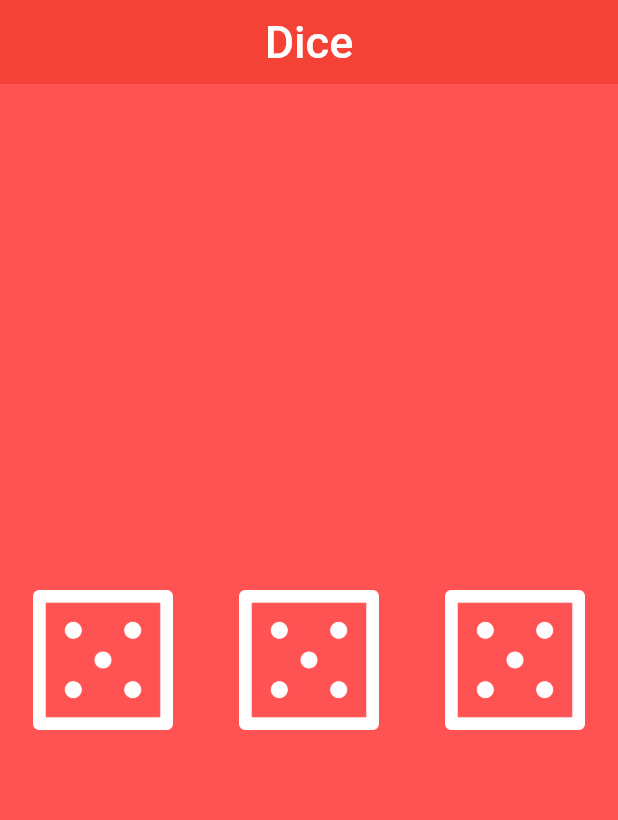
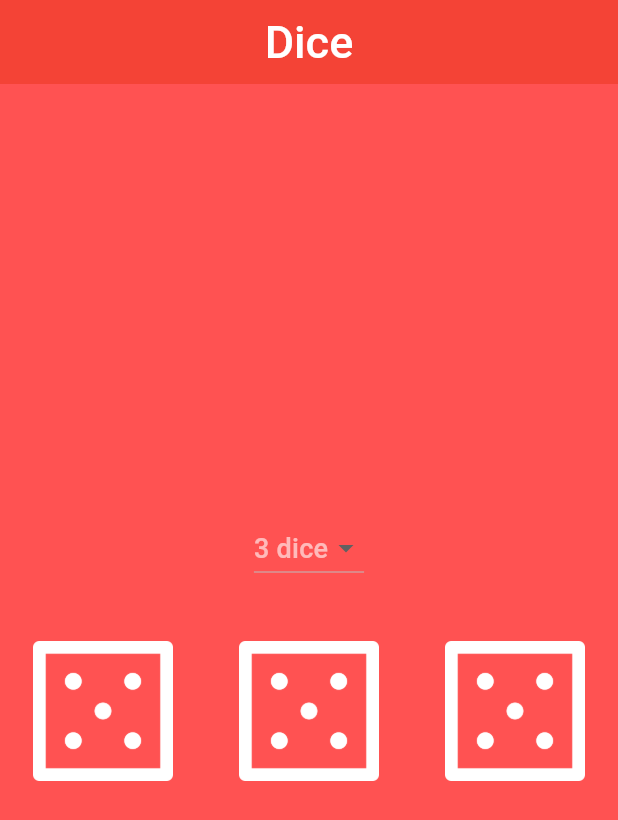
Before and after one commit to BabaykaBo/dice_app, a Flutter app: the screen it shows after launch, on a phone screen of 412 x 824 dp. Shown: the top 820 px of the screen. Run offline on Flutter 3.47's test engine with Material 3 defaults, Android fonts, the phone set to English and light mode, and no system bars.

Commit message:
enabled to select number of dices

```diff
--- a/lib/main.dart
+++ b/lib/main.dart
@@ -38,7 +38,7 @@ class DicePage extends StatefulWidget {
 }
 
 class _DicePageState extends State<DicePage> {
-  static const int numberOfDices = 3;
+  int numberOfDices = 3;
   late List<int> dices;
 
   @override
@@ -53,16 +53,45 @@ class _DicePageState extends State<DicePage> {
     });
   }
 
+  void _selectNumberOfDices(int newNumber) {
+    setState(() {
+      numberOfDices = newNumber;
+      _rollAll();
+    });
+  }
+
   @override
   Widget build(BuildContext context) {
-    return Center(
-      child: Row(
-        mainAxisAlignment: MainAxisAlignment.spaceEvenly,
-        children: List.generate(
-          numberOfDices,
-          (index) => DiceImage(number: dices[index], onPressed: _rollAll),
+    return Column(
+      mainAxisAlignment: MainAxisAlignment.center,
+      children: [
+        DropdownButton<int>(
+          dropdownColor: Colors.red[300],
+          value: numberOfDices,
+          items: const [1, 2, 3, 4, 5, 6].map((count) {
+            return  DropdownMenuItem<int>(
+              value: count,
+              child: Text('$count dice', style: TextStyle(
+                color: Colors.white60,
+                fontSize: 18
+              ),),
+            );
+          }).toList(),
+          onChanged: (int? value) {
+            if (value != null) {
+              _selectNumberOfDices(value);
+            }
+          },
         ),
-      ),
+        const SizedBox(height: 20),
+        Row(
+          mainAxisAlignment: MainAxisAlignment.spaceEvenly,
+          children: List.generate(
+            numberOfDices,
+            (index) => DiceImage(number: dices[index], onPressed: _rollAll),
+          ),
+        ),
+      ],
     );
   }
 }
```
